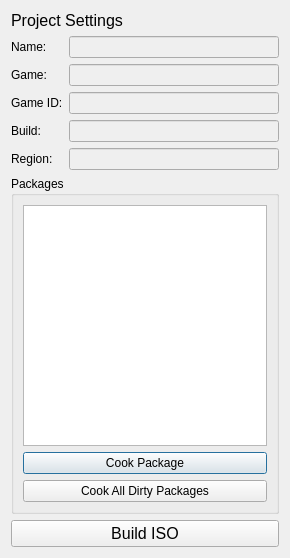
First picture: the form in src/Editor/CProjectSettingsDialog.ui, repository AxioDL/PrimeWorldEditor, before the edit.
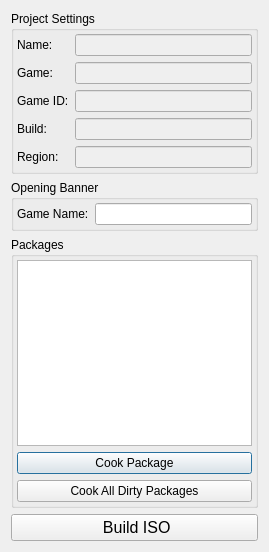
Second picture: the form after the edit. Icons and pictures are not drawn.

Commit message: Added ability to edit the game name in opening.bnr; slightly reorganized world editor menu options

Patch:
```diff
--- a/src/Editor/CProjectSettingsDialog.ui
+++ b/src/Editor/CProjectSettingsDialog.ui
@@ -6,8 +6,8 @@
    <rect>
     <x>0</x>
     <y>0</y>
-    <width>290</width>
-    <height>558</height>
+    <width>269</width>
+    <height>552</height>
    </rect>
   </property>
   <property name="windowTitle">
@@ -15,17 +15,23 @@
   </property>
   <layout class="QVBoxLayout" name="verticalLayout">
    <item>
-    <widget class="QLabel" name="ProjectSettingsLabel">
-     <property name="font">
-      <font>
-       <pointsize>12</pointsize>
-      </font>
-     </property>
-     <property name="text">
+    <widget class="QGroupBox" name="ProjectSettingsGroupBox">
+     <property name="title">
       <string>Project Settings</string>
      </property>
-    </widget>
-   </item>
+     <layout class="QVBoxLayout" name="verticalLayout_3">
+      <property name="leftMargin">
+       <number>3</number>
+      </property>
+      <property name="topMargin">
+       <number>3</number>
+      </property>
+      <property name="rightMargin">
+       <number>3</number>
+      </property>
+      <property name="bottomMargin">
+       <number>3</number>
+      </property>
    <item>
     <layout class="QFormLayout" name="formLayout">
      <item row="0" column="0">
@@ -100,12 +106,66 @@
      </item>
     </layout>
    </item>
+     </layout>
+    </widget>
+   </item>
    <item>
-    <widget class="QGroupBox" name="PackagesGroupBox">
+    <widget class="QGroupBox" name="OpeningBannerGroupBox">
+     <property name="title">
+      <string>Opening Banner</string>
+     </property>
+     <layout class="QVBoxLayout" name="verticalLayout_2">
+      <property name="leftMargin">
+       <number>3</number>
+      </property>
+      <property name="topMargin">
+       <number>3</number>
+      </property>
+      <property name="rightMargin">
+       <number>3</number>
+      </property>
+      <property name="bottomMargin">
+       <number>3</number>
+      </property>
+      <item>
+       <layout class="QHBoxLayout" name="horizontalLayout">
+        <item>
+         <widget class="QLabel" name="GameNameLabel">
+          <property name="text">
+           <string>Game Name:</string>
+          </property>
+         </widget>
+        </item>
+        <item>
+         <widget class="QLineEdit" name="GameNameLineEdit">
+          <property name="focusPolicy">
+           <enum>Qt::ClickFocus</enum>
+          </property>
+         </widget>
+        </item>
+       </layout>
+      </item>
+     </layout>
+    </widget>
+   </item>
+   <item>
+    <widget class="QGroupBox" name="groupBox_2">
      <property name="title">
       <string>Packages</string>
      </property>
      <layout class="QVBoxLayout" name="verticalLayout_4">
+      <property name="leftMargin">
+       <number>3</number>
+      </property>
+      <property name="topMargin">
+       <number>3</number>
+      </property>
+      <property name="rightMargin">
+       <number>3</number>
+      </property>
+      <property name="bottomMargin">
+       <number>3</number>
+      </property>
       <item>
        <widget class="QListWidget" name="PackagesList">
         <property name="font">
@@ -149,7 +209,11 @@
       </font>
      </property>
      <property name="text">
-      <string>Build ISO</string>
+      <string> Build ISO</string>
+     </property>
+     <property name="icon">
+      <iconset resource="Icons.qrc">
+       <normaloff>:/icons/Disc_16px.png</normaloff>:/icons/Disc_16px.png</iconset>
      </property>
     </widget>
    </item>
```
Left out of the diff: 4 changed lines with no effect on the pictures. Lines whose indentation alone changed are shown as unchanged. The commit also changes 11 other files.
